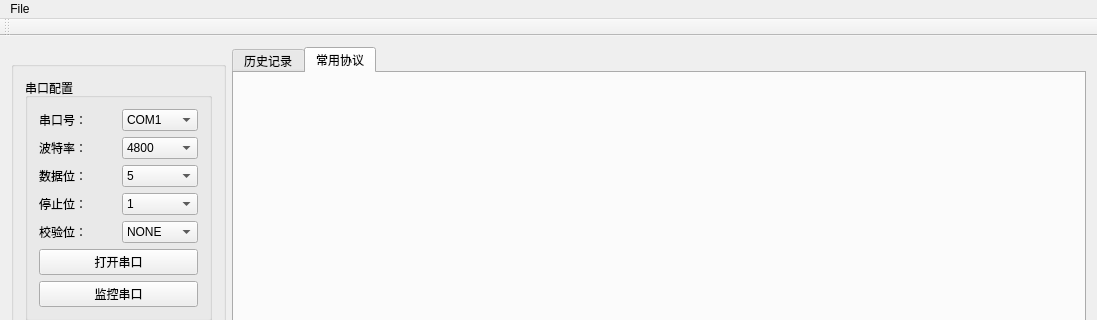
hougaiqiang/ComMonitor, file ComMonitor/mainwindow.ui: the form before one commit; both pictures show x 0 to 1097 and y 0 to 320 of the 1097 by 892 pixel window.
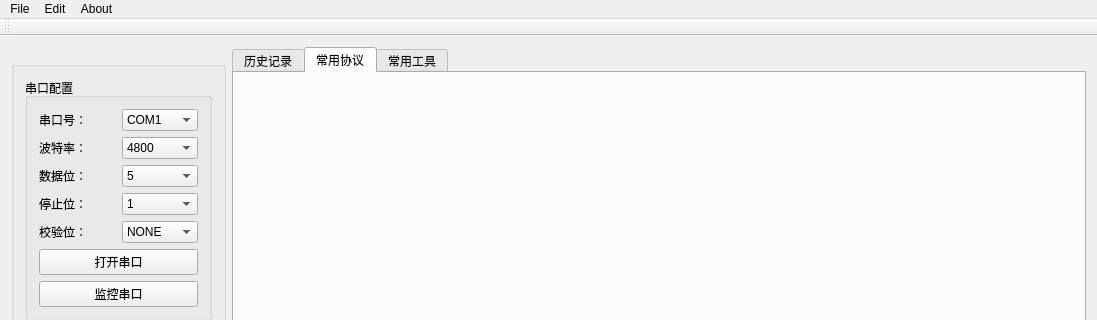
The form after the commit. The open tabs and pages were chosen to show the change.

Commit message: 修改菜单栏，增加解码，增加About

Diff of the .ui file:
```diff
--- a/ComMonitor/mainwindow.ui
+++ b/ComMonitor/mainwindow.ui
@@ -352,6 +352,11 @@
           <string>常用协议</string>
          </attribute>
         </widget>
+        <widget class="QWidget" name="tab_3">
+         <attribute name="title">
+          <string>常用工具</string>
+         </attribute>
+        </widget>
        </widget>
       </item>
      </layout>
@@ -498,7 +503,27 @@
     <addaction name="actionsaver"/>
     <addaction name="actionSave_as"/>
    </widget>
+   <widget class="QMenu" name="menuEdit">
+    <property name="title">
+     <string>Edit</string>
+    </property>
+    <addaction name="actionASIIC"/>
+    <addaction name="actionHex"/>
+    <addaction name="actionZTE_V1"/>
+    <addaction name="actionZTE_V2"/>
+    <addaction name="actionHJ212"/>
+    <addaction name="actionHJ212_2017"/>
+   </widget>
+   <widget class="QMenu" name="menuAbout">
+    <property name="title">
+     <string>About</string>
+    </property>
+    <addaction name="actionHelp"/>
+    <addaction name="actionAbout"/>
+   </widget>
    <addaction name="menufile"/>
+   <addaction name="menuEdit"/>
+   <addaction name="menuAbout"/>
   </widget>
   <widget class="QToolBar" name="mainToolBar">
    <attribute name="toolBarArea">
```
Left out of the diff: 42 changed lines with no effect on the pictures.
